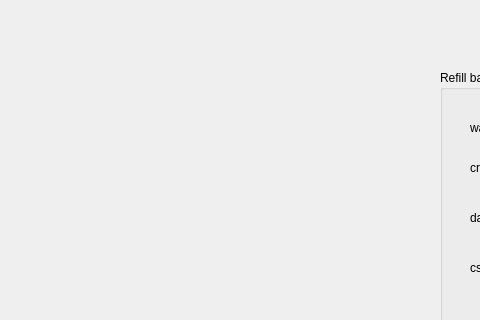
This is FoodOrderingApp/payment.ui in xyang2316/OOP-project as Qt 5 draws it before an edit; both pictures show x 0 to 480 and y 0 to 320 of the 800 by 600 pixel window. The edited form follows.
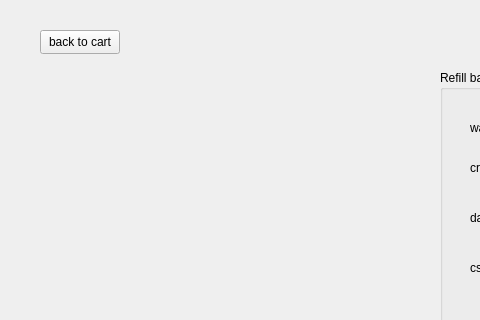
This is the edited form.

```diff
--- a/FoodOrderingApp/payment.ui
+++ b/FoodOrderingApp/payment.ui
@@ -179,6 +179,19 @@
     </property>
     <layout class="QVBoxLayout" name="verticalLayout"/>
    </widget>
+   <widget class="QPushButton" name="pushButton_backToCart">
+    <property name="geometry">
+     <rect>
+      <x>40</x>
+      <y>30</y>
+      <width>80</width>
+      <height>24</height>
+     </rect>
+    </property>
+    <property name="text">
+     <string>back to cart</string>
+    </property>
+   </widget>
   </widget>
   <widget class="QMenuBar" name="menubar">
    <property name="geometry">
```
Left out of the diff: 2 changed lines with no effect on the pictures.
